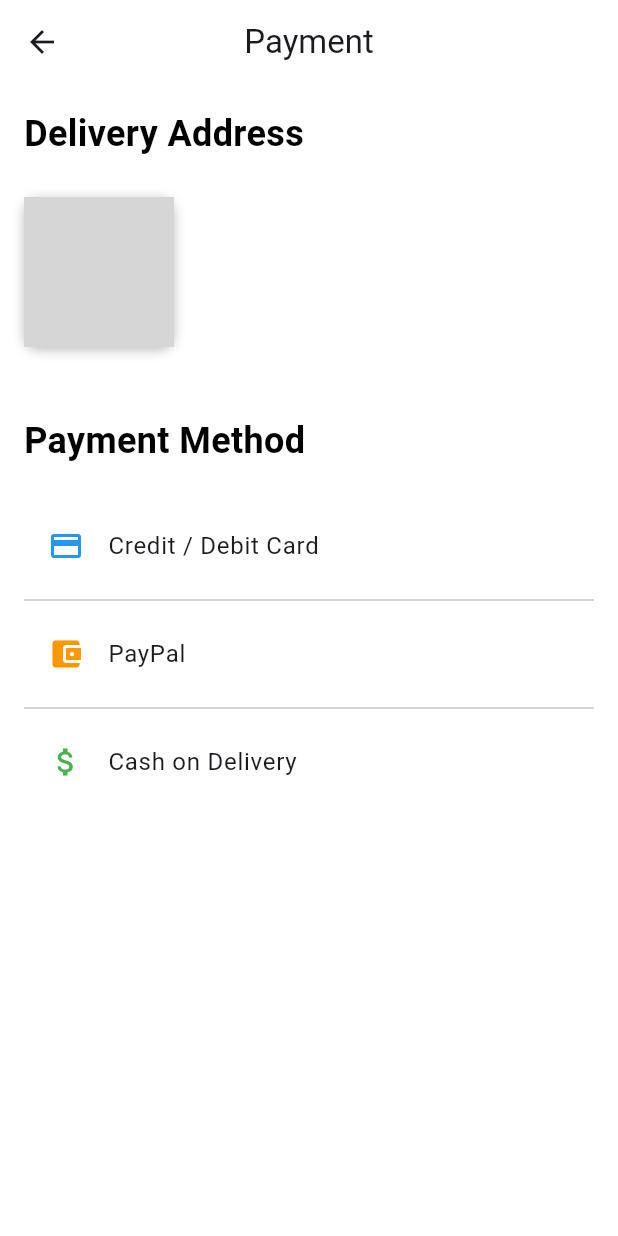
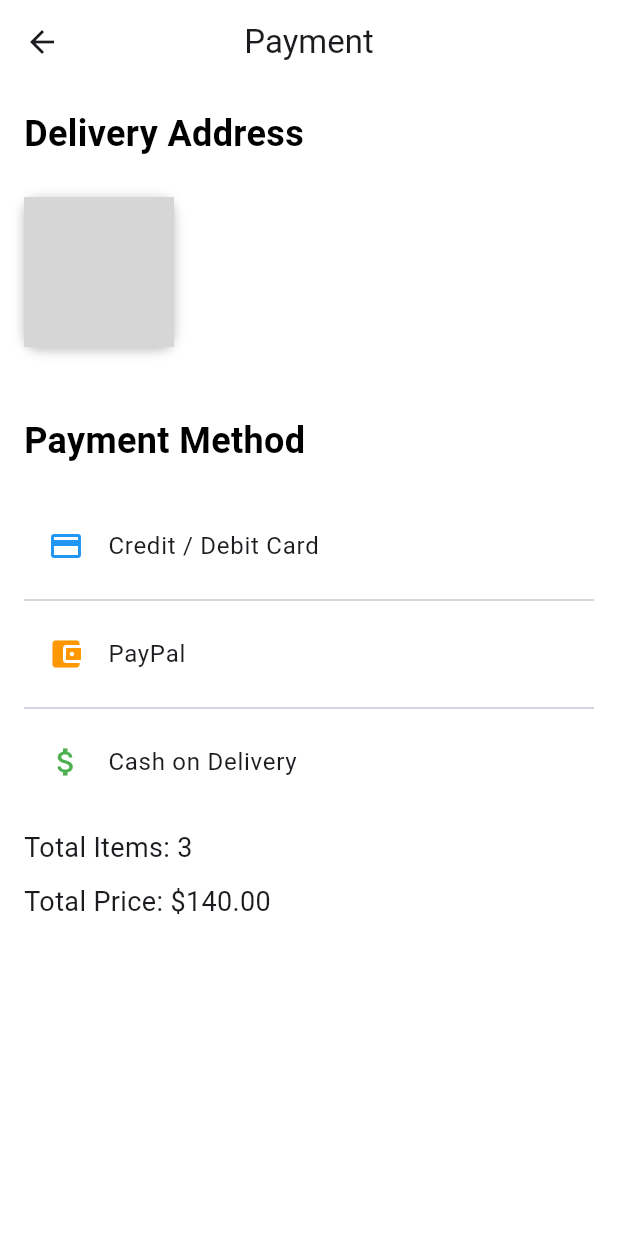
Before and after one commit to hadishamoun1/vesti-app, a Flutter app: the CartScreen screen opened directly, after a tap on the "close" icon, after a tap on "Go to checkout", on a phone screen of 412 x 824 dp. Run offline on Flutter 3.47's test engine with Material 3 defaults, Android fonts, the phone set to English and light mode, and no system bars; our stand-ins replace flutter_map, geolocator, image_picker, jwt_decoder, latlong2, permission_handler and 1 more; missing offline and left inert: flutter_background_geolocation; accounts and stored records are empty; grey boxes are pictures that could not be loaded.

Commit message:
Passes the total items and price to checkout screen

```diff
--- a/lib/screens/Cart.dart
+++ b/lib/screens/Cart.dart
@@ -1,8 +1,5 @@
 import 'package:flutter/material.dart';
-
-import 'Checkout.dart';
-
-
+import 'checkout.dart'; // Updated import to match file name
 
 class CartScreen extends StatefulWidget {
   @override
@@ -25,10 +22,6 @@ class _CartScreenState extends State<CartScreen> {
 
   int get totalItems {
     return cartItems.fold(0, (total, item) => total + item.quantity);
-  }
-
-  void _onCheckout() {
-    print('Checkout pressed');
   }
 
   void _incrementQuantity(int index) {
@@ -66,6 +59,18 @@ class _CartScreenState extends State<CartScreen> {
       cartItems.removeAt(index);
       paddingValues.removeAt(index);
     });
+  }
+
+  void _onCheckout() {
+    Navigator.push(
+      context,
+      MaterialPageRoute(
+        builder: (context) => PaymentScreen(
+          totalItems: totalItems,
+          totalPrice: totalPrice,
+        ),
+      ),
+    );
   }
 
   @override
@@ -236,13 +241,7 @@ class _CartScreenState extends State<CartScreen> {
                 ),
                 Center(
                   child: ElevatedButton(
-                    onPressed: () {
-                      Navigator.push(
-                        context,
-                        MaterialPageRoute(
-                            builder: (context) => PaymentScreen()),
-                      );
-                    },
+                    onPressed: _onCheckout,
                     style: ElevatedButton.styleFrom(
                       backgroundColor: Colors.blue,
                       foregroundColor: Colors.white,
--- a/lib/screens/Checkout.dart
+++ b/lib/screens/Checkout.dart
@@ -5,17 +5,19 @@ import 'package:latlong2/latlong.dart';
 import '../widgets/OpenStreetMap.dart'; // Replace with your target page import
 
 class PaymentScreen extends StatefulWidget {
+  final int totalItems;
+  final double totalPrice;
+
+  PaymentScreen({required this.totalItems, required this.totalPrice});
+
   @override
   _PaymentScreenState createState() => _PaymentScreenState();
 }
 
 class _PaymentScreenState extends State<PaymentScreen> {
   LatLng _markerPosition = LatLng(33.8938, 35.5018);
-
-  // Track the selected payment method
   String _selectedPaymentMethod = '';
 
-  // Function to set the selected payment method
   void _selectPaymentMethod(String method) {
     setState(() {
       _selectedPaymentMethod = method;
@@ -51,7 +53,6 @@ class _PaymentScreenState extends State<PaymentScreen> {
               padding: EdgeInsets.symmetric(horizontal: 16.0),
               child: GestureDetector(
                 onTap: () {
-                  // Navigate to the specific page
                   Navigator.push(
                     context,
                     MaterialPageRoute(
@@ -98,25 +99,22 @@ class _PaymentScreenState extends State<PaymentScreen> {
               ),
             ),
             SizedBox(height: 20),
-            // Payment Method Section
             Padding(
               padding: EdgeInsets.symmetric(horizontal: 16.0),
               child: Column(
                 children: [
-                  // Credit/Debit Card Option
                   ListTile(
                     leading: Icon(Icons.credit_card, color: Colors.blue),
                     title: Text('Credit / Debit Card'),
                     trailing: _selectedPaymentMethod == 'card'
                         ? Icon(Icons.check_circle, color: Colors.green)
-                        : null, // Show green tick if selected
+                        : null,
                     selected: _selectedPaymentMethod == 'card',
                     onTap: () {
                       _selectPaymentMethod('card');
                     },
                   ),
-                  Divider(), // Divider between payment options
-                  // PayPal Option
+                  Divider(),
                   ListTile(
                     leading: Icon(Icons.account_balance_wallet,
                         color: Colors.orange),
@@ -130,7 +128,6 @@ class _PaymentScreenState extends State<PaymentScreen> {
                     },
                   ),
                   Divider(),
-                  // Cash on Delivery Option
                   ListTile(
                     leading: Icon(Icons.attach_money, color: Colors.green),
                     title: Text('Cash on Delivery'),
@@ -145,17 +142,32 @@ class _PaymentScreenState extends State<PaymentScreen> {
                 ],
               ),
             ),
-            // Conditionally show payment details input based on the selected method
             if (_selectedPaymentMethod == 'card') _buildCardPaymentFields(),
             if (_selectedPaymentMethod == 'paypal') _buildPayPalPaymentFields(),
             if (_selectedPaymentMethod == 'cash') _buildCashOnDeliveryMessage(),
+            Padding(
+              padding: const EdgeInsets.all(16.0),
+              child: Column(
+                crossAxisAlignment: CrossAxisAlignment.start,
+                children: [
+                  Text(
+                    'Total Items: ${widget.totalItems}',
+                    style: TextStyle(fontSize: 18),
+                  ),
+                  SizedBox(height: 10),
+                  Text(
+                    'Total Price: \$${widget.totalPrice.toStringAsFixed(2)}',
+                    style: TextStyle(fontSize: 18),
+                  ),
+                ],
+              ),
+            ),
           ],
         ),
       ),
     );
   }
 
-  // Build input fields for Credit/Debit Card
   Widget _buildCardPaymentFields() {
     return Padding(
       padding: const EdgeInsets.all(16.0),
@@ -192,7 +204,6 @@ class _PaymentScreenState extends State<PaymentScreen> {
     );
   }
 
-  // Build fields or message for PayPal
   Widget _buildPayPalPaymentFields() {
     return Padding(
       padding: const EdgeInsets.all(16.0),
@@ -213,7 +224,6 @@ class _PaymentScreenState extends State<PaymentScreen> {
     );
   }
 
-  // Message for Cash on Delivery
   Widget _buildCashOnDeliveryMessage() {
     return Padding(
       padding: const EdgeInsets.all(16.0),
```
